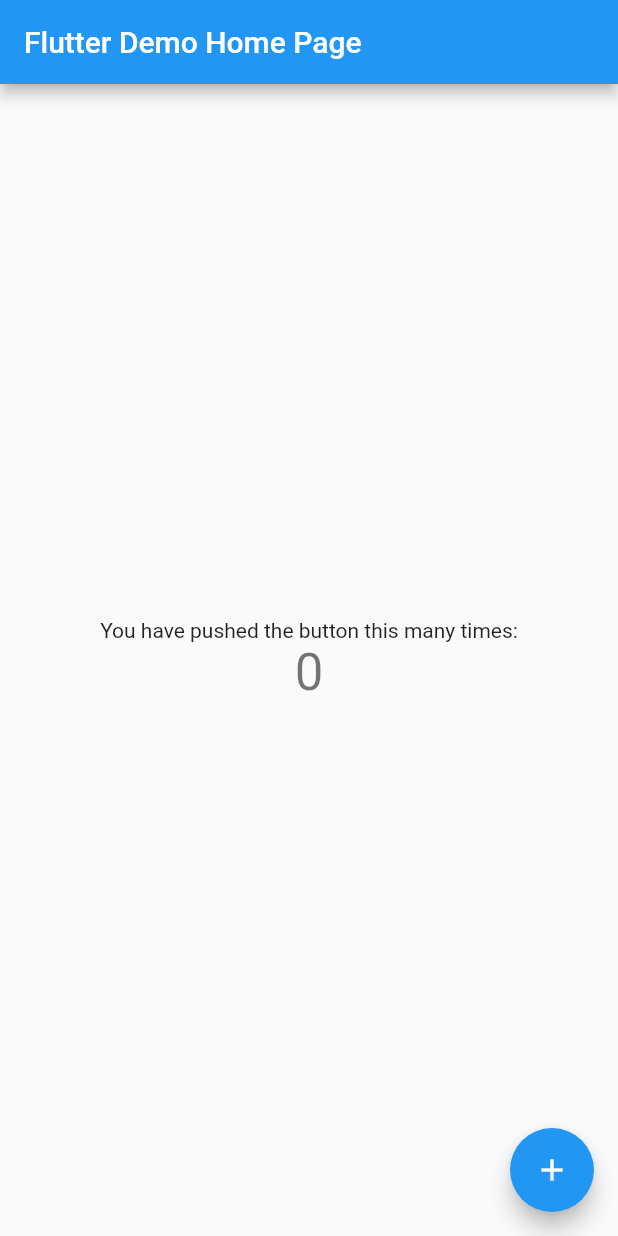
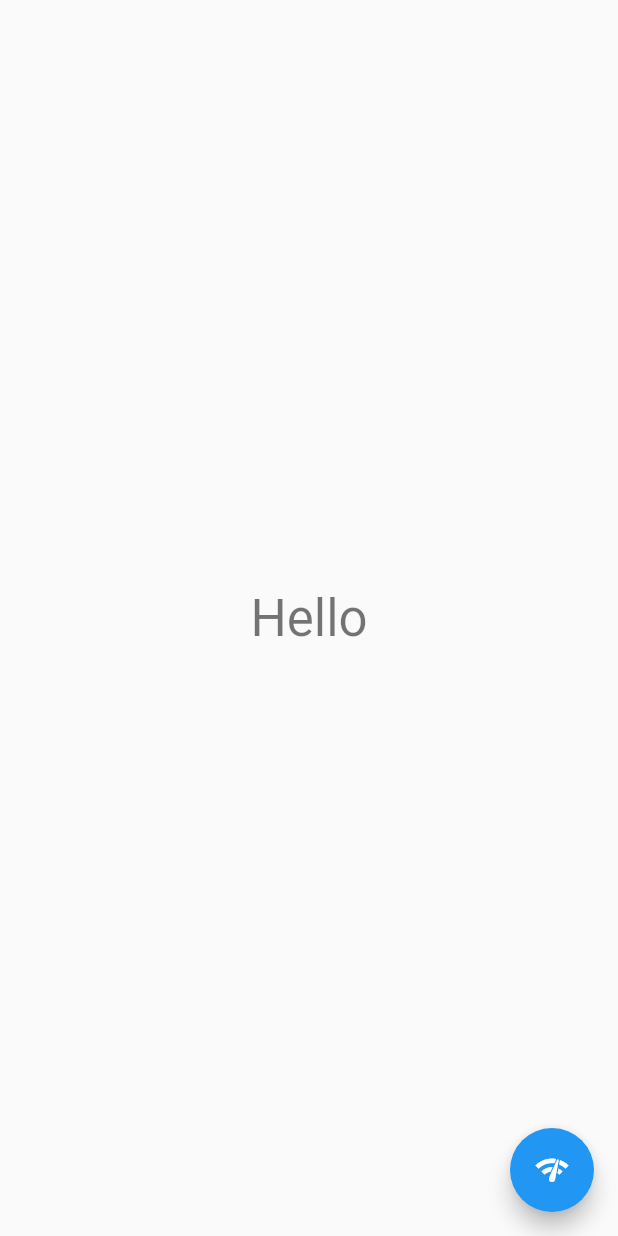
Before and after one commit to Itz-kwaz/Widget-Test-Flutter, a Flutter app: the screen it shows after launch, on a phone screen of 412 x 824 dp. Run offline on Flutter 3.47's test engine with Material 2 defaults, Android fonts, the phone set to English and light mode, and no system bars.

Commit message:
wrote widget test for a page making a network call

```diff
--- /dev/null
+++ b/lib/Album.dart
@@ -0,0 +1,15 @@
+class Album {
+  final int userId;
+  final int id;
+  final String title;
+
+  Album({this.userId, this.id, this.title});
+
+  factory Album.fromJson(Map<String, dynamic> json) {
+    return Album(
+      userId: json['userId'],
+      id: json['id'],
+      title: json['title'],
+    );
+  }
+}
--- /dev/null
+++ b/lib/AlbumPage.dart
@@ -0,0 +1,20 @@
+import 'package:flutter/material.dart';
+import 'package:provider/provider.dart';
+import 'package:widget_test/MyProvider.dart';
+
+class AlbumPage extends StatelessWidget {
+  @override
+  Widget build(BuildContext context) {
+    var model = Provider.of<CounterProvider>(context,listen:true);
+    return Scaffold(
+      floatingActionButton: FloatingActionButton(
+        onPressed: model.getAlbum,
+        child: Icon(Icons.network_check,color: Colors.white),
+      ),
+      body: Center(
+        child: Text(model.album.title,
+        style: Theme.of(context).textTheme.headline4,),
+      ),
+    );
+  }
+}
--- a/lib/MyProvider.dart
+++ b/lib/MyProvider.dart
@@ -1,10 +1,11 @@
 import 'package:flutter/cupertino.dart';
 import 'package:widget_test/MyRepository.dart';
-import 'package:http/http.dart';
+import 'Album.dart';
 
 class CounterProvider extends ChangeNotifier{
   final CounterRepository repository;
   int count = 0;
+  Album album = Album(id: 2,title: 'Hello',userId: 24);
   CounterProvider(this.repository) : super();
 
   increment(){
@@ -13,5 +14,10 @@ class CounterProvider extends ChangeNotifier{
     notifyListeners();
   }
 
+  Future<void> getAlbum() async{
+    album = await  repository.loadAlbum();
+    notifyListeners();
+  }
+
 
 }
--- a/lib/main.dart
+++ b/lib/main.dart
@@ -2,6 +2,8 @@ import 'package:flutter/material.dart';
 import 'package:provider/provider.dart';
 import 'package:widget_test/MyProvider.dart';
 import 'package:widget_test/MyRepository.dart';
+
+import 'AlbumPage.dart';
 
 void main() {
   runApp(MyApp());
@@ -21,7 +23,7 @@ class MyApp extends StatelessWidget {
           primarySwatch: Colors.blue,
           visualDensity: VisualDensity.adaptivePlatformDensity,
         ),
-        home: MyHomePage(title: 'Flutter Demo Home Page'),
+        home: AlbumPage()
       ),
     );
   }
```
Also changed, not shown: lib/MyRepository.dart (+18 -0 lines), lib/PhotoPage.dart (deleted, +0 -21 lines), 1 other file.
